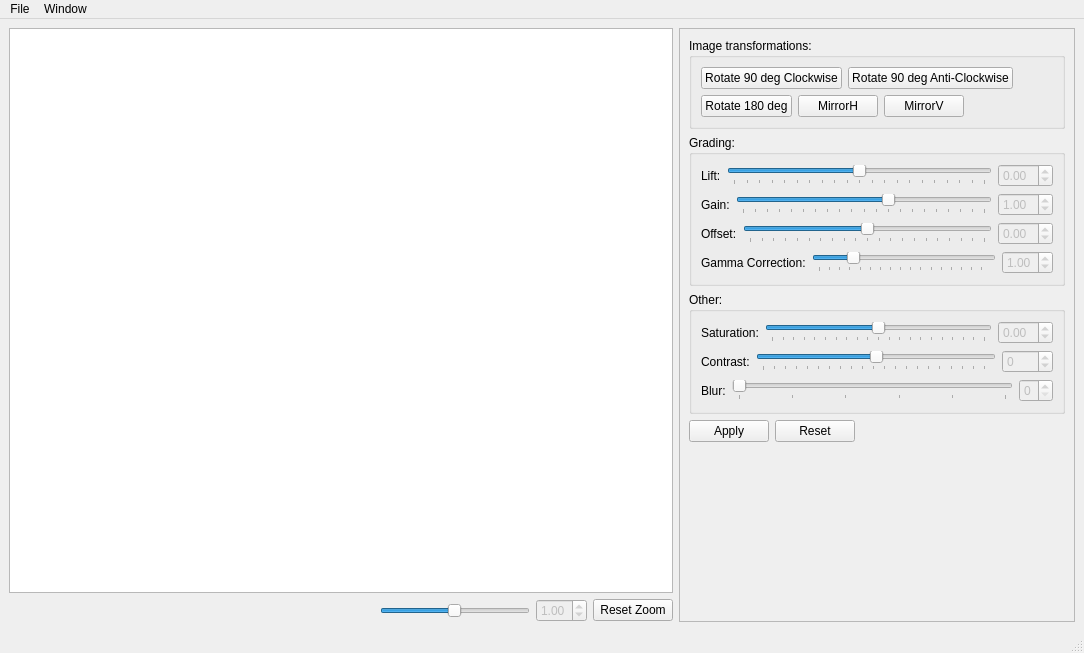
Old version of the form mainwindow.ui in the repository abansal755/Image-Editor.
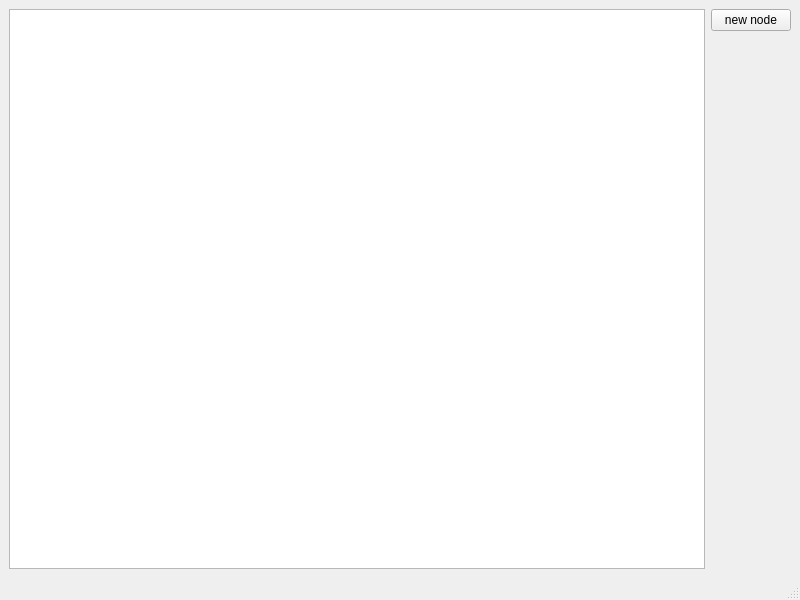
New version of the form.

Commit message: INITIAL COMMIT NODE-BASED

```diff
--- a/mainwindow.ui
+++ b/mainwindow.ui
@@ -6,679 +6,42 @@
    <rect>
     <x>0</x>
     <y>0</y>
-    <width>1084</width>
-    <height>653</height>
+    <width>800</width>
+    <height>600</height>
    </rect>
   </property>
-  <property name="sizePolicy">
-   <sizepolicy hsizetype="Preferred" vsizetype="Preferred">
-    <horstretch>0</horstretch>
-    <verstretch>0</verstretch>
-   </sizepolicy>
-  </property>
   <property name="windowTitle">
    <string>Image Editor</string>
   </property>
   <widget class="QWidget" name="centralwidget">
-   <property name="sizePolicy">
-    <sizepolicy hsizetype="Preferred" vsizetype="Preferred">
-     <horstretch>0</horstretch>
-     <verstretch>0</verstretch>
-    </sizepolicy>
-   </property>
-   <layout class="QHBoxLayout" name="horizontalLayout_7">
+   <layout class="QHBoxLayout" name="horizontalLayout">
     <item>
-     <layout class="QVBoxLayout" name="verticalLayout_3">
+     <widget class="QGraphicsView" name="graphicsView"/>
+    </item>
+    <item>
+     <layout class="QVBoxLayout" name="verticalLayout">
       <item>
-       <widget class="QGraphicsView" name="graphicsView"/>
+       <widget class="QPushButton" name="pushButton">
+        <property name="text">
+         <string>new node</string>
+        </property>
+       </widget>
       </item>
       <item>
-       <layout class="QHBoxLayout" name="horizontalLayout_4">
-        <item>
-         <spacer name="horizontalSpacer_2">
-          <property name="orientation">
-           <enum>Qt::Horizontal</enum>
-          </property>
-          <property name="sizeHint" stdset="0">
-           <size>
-            <width>40</width>
-            <height>20</height>
-           </size>
-          </property>
-         </spacer>
-        </item>
-        <item>
-         <widget class="QSlider" name="horizontalSlider_3">
-          <property name="sizePolicy">
-           <sizepolicy hsizetype="Expanding" vsizetype="Fixed">
-            <horstretch>0</horstretch>
-            <verstretch>0</verstretch>
-           </sizepolicy>
-          </property>
-          <property name="maximumSize">
-           <size>
-            <width>150</width>
-            <height>16777215</height>
-           </size>
-          </property>
-          <property name="minimum">
-           <number>1</number>
-          </property>
-          <property name="maximum">
-           <number>1000</number>
-          </property>
-          <property name="value">
-           <number>500</number>
-          </property>
-          <property name="orientation">
-           <enum>Qt::Horizontal</enum>
-          </property>
-         </widget>
-        </item>
-        <item>
-         <widget class="QDoubleSpinBox" name="doubleSpinBox_6">
-          <property name="enabled">
-           <bool>false</bool>
-          </property>
-          <property name="maximum">
-           <double>2.000000000000000</double>
-          </property>
-          <property name="value">
-           <double>1.000000000000000</double>
-          </property>
-         </widget>
-        </item>
-        <item>
-         <widget class="QPushButton" name="pushButton_2">
-          <property name="text">
-           <string>Reset Zoom</string>
-          </property>
-         </widget>
-        </item>
-       </layout>
+       <spacer name="verticalSpacer">
+        <property name="orientation">
+         <enum>Qt::Vertical</enum>
+        </property>
+        <property name="sizeHint" stdset="0">
+         <size>
+          <width>20</width>
+          <height>40</height>
+         </size>
+        </property>
+       </spacer>
       </item>
      </layout>
     </item>
-    <item>
-     <widget class="QScrollArea" name="scrollArea">
-      <property name="sizePolicy">
-       <sizepolicy hsizetype="Minimum" vsizetype="Expanding">
-        <horstretch>0</horstretch>
-        <verstretch>1</verstretch>
-       </sizepolicy>
-      </property>
-      <property name="minimumSize">
-       <size>
-        <width>350</width>
-        <height>0</height>
-       </size>
-      </property>
-      <property name="widgetResizable">
-       <bool>true</bool>
-      </property>
-      <widget class="QWidget" name="scrollAreaWidgetContents">
-       <property name="geometry">
-        <rect>
-         <x>0</x>
-         <y>0</y>
-         <width>367</width>
-         <height>592</height>
-        </rect>
-       </property>
-       <layout class="QVBoxLayout" name="verticalLayout_5">
-        <item>
-         <widget class="QGroupBox" name="groupBox_2">
-          <property name="sizePolicy">
-           <sizepolicy hsizetype="Preferred" vsizetype="Preferred">
-            <horstretch>0</horstretch>
-            <verstretch>0</verstretch>
-           </sizepolicy>
-          </property>
-          <property name="title">
-           <string>Image transformations:</string>
-          </property>
-          <layout class="QVBoxLayout" name="verticalLayout_2">
-           <item>
-            <layout class="QHBoxLayout" name="horizontalLayout_8">
-             <item>
-              <widget class="QPushButton" name="pushButton_4">
-               <property name="enabled">
-                <bool>true</bool>
-               </property>
-               <property name="text">
-                <string>Rotate 90 deg Clockwise</string>
-               </property>
-              </widget>
-             </item>
-             <item>
-              <widget class="QPushButton" name="pushButton_5">
-               <property name="enabled">
-                <bool>true</bool>
-               </property>
-               <property name="text">
-                <string>Rotate 90 deg Anti-Clockwise</string>
-               </property>
-               <property name="autoDefault">
-                <bool>false</bool>
-               </property>
-              </widget>
-             </item>
-             <item>
-              <spacer name="horizontalSpacer_4">
-               <property name="orientation">
-                <enum>Qt::Horizontal</enum>
-               </property>
-               <property name="sizeHint" stdset="0">
-                <size>
-                 <width>40</width>
-                 <height>20</height>
-                </size>
-               </property>
-              </spacer>
-             </item>
-            </layout>
-           </item>
-           <item>
-            <layout class="QHBoxLayout" name="horizontalLayout_6">
-             <item>
-              <widget class="QPushButton" name="pushButton_6">
-               <property name="enabled">
-                <bool>true</bool>
-               </property>
-               <property name="text">
-                <string>Rotate 180 deg</string>
-               </property>
-              </widget>
-             </item>
-             <item>
-              <widget class="QPushButton" name="pushButton_7">
-               <property name="text">
-                <string>MirrorH</string>
-               </property>
-              </widget>
-             </item>
-             <item>
-              <widget class="QPushButton" name="pushButton_8">
-               <property name="text">
-                <string>MirrorV</string>
-               </property>
-               <property name="autoRepeatInterval">
-                <number>300</number>
-               </property>
-              </widget>
-             </item>
-             <item>
-              <spacer name="horizontalSpacer">
-               <property name="orientation">
-                <enum>Qt::Horizontal</enum>
-               </property>
-               <property name="sizeHint" stdset="0">
-                <size>
-                 <width>13</width>
-                 <height>20</height>
-                </size>
-               </property>
-              </spacer>
-             </item>
-            </layout>
-           </item>
-          </layout>
-         </widget>
-        </item>
-        <item>
-         <widget class="QGroupBox" name="groupBox_3">
-          <property name="title">
-           <string>Grading:</string>
-          </property>
-          <layout class="QVBoxLayout" name="verticalLayout_4">
-           <item>
-            <layout class="QHBoxLayout" name="horizontalLayout_9">
-             <item>
-              <widget class="QLabel" name="label_4">
-               <property name="text">
-                <string>Lift:</string>
-               </property>
-              </widget>
-             </item>
-             <item>
-              <widget class="QSlider" name="horizontalSlider_5">
-               <property name="enabled">
-                <bool>true</bool>
-               </property>
-               <property name="minimum">
-                <number>-500</number>
-               </property>
-               <property name="maximum">
-                <number>500</number>
-               </property>
-               <property name="orientation">
-                <enum>Qt::Horizontal</enum>
-               </property>
-               <property name="tickPosition">
-                <enum>QSlider::TicksBelow</enum>
-               </property>
-               <property name="tickInterval">
-                <number>50</number>
-               </property>
-              </widget>
-             </item>
-             <item>
-              <widget class="QDoubleSpinBox" name="doubleSpinBox_3">
-               <property name="enabled">
-                <bool>false</bool>
-               </property>
-               <property name="minimum">
-                <double>-5.000000000000000</double>
-               </property>
-               <property name="maximum">
-                <double>5.000000000000000</double>
-               </property>
-              </widget>
-             </item>
-            </layout>
-           </item>
-           <item>
-            <layout class="QHBoxLayout" name="horizontalLayout_10">
-             <item>
-              <widget class="QLabel" name="label_5">
-               <property name="text">
-                <string>Gain:</string>
-               </property>
-              </widget>
-             </item>
-             <item>
-              <widget class="QSlider" name="horizontalSlider_6">
-               <property name="enabled">
-                <bool>true</bool>
-               </property>
-               <property name="minimum">
-                <number>-500</number>
-               </property>
-               <property name="maximum">
-                <number>500</number>
-               </property>
-               <property name="value">
-                <number>100</number>
-               </property>
-               <property name="orientation">
-                <enum>Qt::Horizontal</enum>
-               </property>
-               <property name="tickPosition">
-                <enum>QSlider::TicksBelow</enum>
-               </property>
-               <property name="tickInterval">
-                <number>50</number>
-               </property>
-              </widget>
-             </item>
-             <item>
-              <widget class="QDoubleSpinBox" name="doubleSpinBox_4">
-               <property name="enabled">
-                <bool>false</bool>
-               </property>
-               <property name="minimum">
-                <double>-5.000000000000000</double>
-               </property>
-               <property name="maximum">
-                <double>5.000000000000000</double>
-               </property>
-               <property name="value">
-                <double>1.000000000000000</double>
-               </property>
-              </widget>
-             </item>
-            </layout>
-           </item>
-           <item>
-            <layout class="QHBoxLayout" name="horizontalLayout_11">
-             <item>
-              <widget class="QLabel" name="label_6">
-               <property name="text">
-                <string>Offset:</string>
-               </property>
-              </widget>
-             </item>
-             <item>
-              <widget class="QSlider" name="horizontalSlider_7">
-               <property name="enabled">
-                <bool>true</bool>
-               </property>
-               <property name="minimum">
-                <number>-500</number>
-               </property>
-               <property name="maximum">
-                <number>500</number>
-               </property>
-               <property name="orientation">
-                <enum>Qt::Horizontal</enum>
-               </property>
-               <property name="tickPosition">
-                <enum>QSlider::TicksBelow</enum>
-               </property>
-               <property name="tickInterval">
-                <number>50</number>
-               </property>
-              </widget>
-             </item>
-             <item>
-              <widget class="QDoubleSpinBox" name="doubleSpinBox_5">
-               <property name="enabled">
-                <bool>false</bool>
-               </property>
-               <property name="minimum">
-                <double>-5.000000000000000</double>
-               </property>
-               <property name="maximum">
-                <double>5.000000000000000</double>
-               </property>
-              </widget>
-             </item>
-            </layout>
-           </item>
-           <item>
-            <layout class="QHBoxLayout" name="horizontalLayout_5">
-             <item>
-              <widget class="QLabel" name="label_3">
-               <property name="text">
-                <string>Gamma Correction:</string>
-               </property>
-              </widget>
-             </item>
-             <item>
-              <widget class="QSlider" name="horizontalSlider_4">
-               <property name="enabled">
-                <bool>true</bool>
-               </property>
-               <property name="maximum">
-                <number>500</number>
-               </property>
-               <property name="value">
-                <number>100</number>
-               </property>
-               <property name="tracking">
-                <bool>true</bool>
-               </property>
-               <property name="orientation">
-                <enum>Qt::Horizontal</enum>
-               </property>
-               <property name="tickPosition">
-                <enum>QSlider::TicksBelow</enum>
-               </property>
-               <property name="tickInterval">
-                <number>30</number>
-               </property>
-              </widget>
-             </item>
-             <item>
-              <widget class="QDoubleSpinBox" name="doubleSpinBox_2">
-               <property name="enabled">
-                <bool>false</bool>
-               </property>
-               <property name="maximum">
-                <double>5.000000000000000</double>
-               </property>
-               <property name="value">
-                <double>1.000000000000000</double>
-               </property>
-              </widget>
-             </item>
-            </layout>
-           </item>
-          </layout>
-         </widget>
-        </item>
-        <item>
-         <widget class="QGroupBox" name="groupBox">
-          <property name="sizePolicy">
-           <sizepolicy hsizetype="Preferred" vsizetype="Preferred">
-            <horstretch>0</horstretch>
-            <verstretch>0</verstretch>
-           </sizepolicy>
-          </property>
-          <property name="minimumSize">
-           <size>
-            <width>250</width>
-            <height>0</height>
-           </size>
-          </property>
-          <property name="baseSize">
-           <size>
-            <width>0</width>
-            <height>0</height>
-           </size>
-          </property>
-          <property name="layoutDirection">
-           <enum>Qt::LeftToRight</enum>
-          </property>
-          <property name="autoFillBackground">
-           <bool>false</bool>
-          </property>
-          <property name="title">
-           <string>Other:</string>
-          </property>
-          <property name="flat">
-           <bool>false</bool>
-          </property>
-          <property name="checkable">
-           <bool>false</bool>
-          </property>
-          <layout class="QVBoxLayout" name="verticalLayout">
-           <item>
-            <layout class="QHBoxLayout" name="horizontalLayout_2">
-             <item>
-              <widget class="QLabel" name="label_2">
-               <property name="text">
-                <string>Saturation:</string>
-               </property>
-              </widget>
-             </item>
-             <item>
-              <widget class="QSlider" name="horizontalSlider_2">
-               <property name="enabled">
-                <bool>true</bool>
-               </property>
-               <property name="autoFillBackground">
-                <bool>false</bool>
-               </property>
-               <property name="minimum">
-                <number>-100</number>
-               </property>
-               <property name="maximum">
-                <number>100</number>
-               </property>
-               <property name="orientation">
-                <enum>Qt::Horizontal</enum>
-               </property>
-               <property name="tickPosition">
-                <enum>QSlider::TicksBelow</enum>
-               </property>
-               <property name="tickInterval">
-                <number>0</number>
-               </property>
-              </widget>
-             </item>
-             <item>
-              <widget class="QDoubleSpinBox" name="doubleSpinBox">
-               <property name="enabled">
-                <bool>false</bool>
-               </property>
-               <property name="minimum">
-                <double>-1.000000000000000</double>
-               </property>
-               <property name="maximum">
-                <double>1.000000000000000</double>
-               </property>
-               <property name="value">
-                <double>0.000000000000000</double>
-               </property>
-              </widget>
-             </item>
-            </layout>
-           </item>
-           <item>
-            <layout class="QHBoxLayout" name="horizontalLayout_12">
-             <item>
-              <widget class="QLabel" name="label_7">
-               <property name="text">
-                <string>Contrast:</string>
-               </property>
-              </widget>
-             </item>
-             <item>
-              <widget class="QSlider" name="horizontalSlider_8">
-               <property name="enabled">
-                <bool>true</bool>
-               </property>
-               <property name="autoFillBackground">
-                <bool>false</bool>
-               </property>
-               <property name="minimum">
-                <number>-255</number>
-               </property>
-               <property name="maximum">
-                <number>255</number>
-               </property>
-               <property name="orientation">
-                <enum>Qt::Horizontal</enum>
-               </property>
-               <property name="tickPosition">
-                <enum>QSlider::TicksBelow</enum>
-               </property>
-               <property name="tickInterval">
-                <number>25</number>
-               </property>
-              </widget>
-             </item>
-             <item>
-              <widget class="QSpinBox" name="spinBox_2">
-               <property name="enabled">
-                <bool>false</bool>
-               </property>
-               <property name="minimum">
-                <number>-255</number>
-               </property>
-               <property name="maximum">
-                <number>255</number>
-               </property>
-              </widget>
-             </item>
-            </layout>
-           </item>
-           <item>
-            <layout class="QHBoxLayout" name="horizontalLayout">
-             <item>
-              <widget class="QLabel" name="label">
-               <property name="text">
-                <string>Blur:</string>
-               </property>
-              </widget>
-             </item>
-             <item>
-              <widget class="QSlider" name="horizontalSlider">
-               <property name="enabled">
-                <bool>true</bool>
-               </property>
-               <property name="maximum">
-                <number>5</number>
-               </property>
-               <property name="orientation">
-                <enum>Qt::Horizontal</enum>
-               </property>
-               <property name="invertedAppearance">
-                <bool>false</bool>
-               </property>
-               <property name="invertedControls">
-                <bool>false</bool>
-               </property>
-               <property name="tickPosition">
-                <enum>QSlider::TicksBelow</enum>
-               </property>
-              </widget>
-             </item>
-             <item>
-              <widget class="QSpinBox" name="spinBox">
-               <property name="enabled">
-                <bool>false</bool>
-               </property>
-               <property name="maximum">
-                <number>5</number>
-               </property>
-               <property name="value">
-                <number>0</number>
-               </property>
-              </widget>
-             </item>
-            </layout>
-           </item>
-          </layout>
-         </widget>
-        </item>
-        <item>
-         <layout class="QHBoxLayout" name="horizontalLayout_3">
-          <item>
-           <widget class="QPushButton" name="pushButton">
-            <property name="enabled">
-             <bool>true</bool>
-            </property>
-            <property name="sizePolicy">
-             <sizepolicy hsizetype="Preferred" vsizetype="Preferred">
-              <horstretch>0</horstretch>
-              <verstretch>0</verstretch>
-             </sizepolicy>
-            </property>
-            <property name="text">
-             <string>Apply</string>
-            </property>
-           </widget>
-          </item>
-          <item>
-           <widget class="QPushButton" name="pushButton_3">
-            <property name="enabled">
-             <bool>true</bool>
-            </property>
-            <property name="sizePolicy">
-             <sizepolicy hsizetype="Preferred" vsizetype="Preferred">
-              <horstretch>0</horstretch>
-              <verstretch>0</verstretch>
-             </sizepolicy>
-            </property>
-            <property name="text">
-             <string>Reset</string>
-            </property>
-           </widget>
-          </item>
-          <item>
-           <spacer name="horizontalSpacer_3">
-            <property name="orientation">
-             <enum>Qt::Horizontal</enum>
-            </property>
-            <property name="sizeHint" stdset="0">
-             <size>
-              <width>40</width>
-              <height>20</height>
-             </size>
-            </property>
-           </spacer>
-          </item>
-         </layout>
-        </item>
-        <item>
-         <spacer name="verticalSpacer">
-          <property name="orientation">
-           <enum>Qt::Vertical</enum>
-          </property>
-          <property name="sizeHint" stdset="0">
-           <size>
-            <width>20</width>
-            <height>295</height>
-           </size>
-          </property>
-         </spacer>
-        </item>
-       </layout>
-      </widget>
-     </widget>
-    </item>
    </layout>
   </widget>
   <widget class="QMenuBar" name="menubar">
@@ -686,28 +49,10 @@
     <rect>
      <x>0</x>
      <y>0</y>
-     <width>1084</width>
+     <width>800</width>
      <height>21</height>
     </rect>
    </property>
-   <widget class="QMenu" name="menuFile">
-    <property name="title">
-     <string>File</string>
-    </property>
-    <addaction name="actionOpen_image"/>
-    <addaction name="actionSave_Image"/>
-    <addaction name="actionClose_Image"/>
-    <addaction name="actionExit"/>
-   </widget>
-   <widget class="QMenu" name="menuEdit">
-    <property name="title">
-     <string>Window</string>
-    </property>
-    <addaction name="actionGraph"/>
-    <addaction name="actionAbout_2"/>
-   </widget>
-   <addaction name="menuFile"/>
-   <addaction name="menuEdit"/>
   </widget>
   <widget class="QStatusBar" name="statusbar"/>
   <action name="actionOpen_image">
```
Left out of the diff: 32 changed lines with no effect on the pictures. The commit also changes 16 other files.
